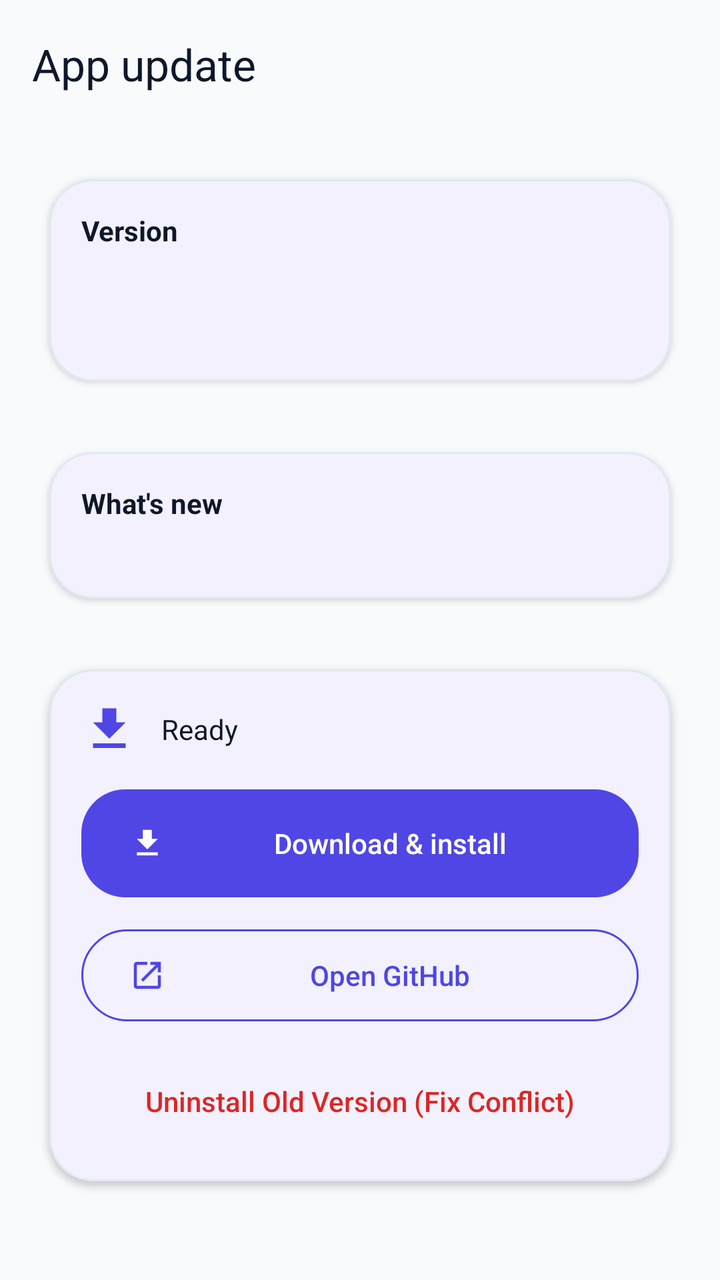
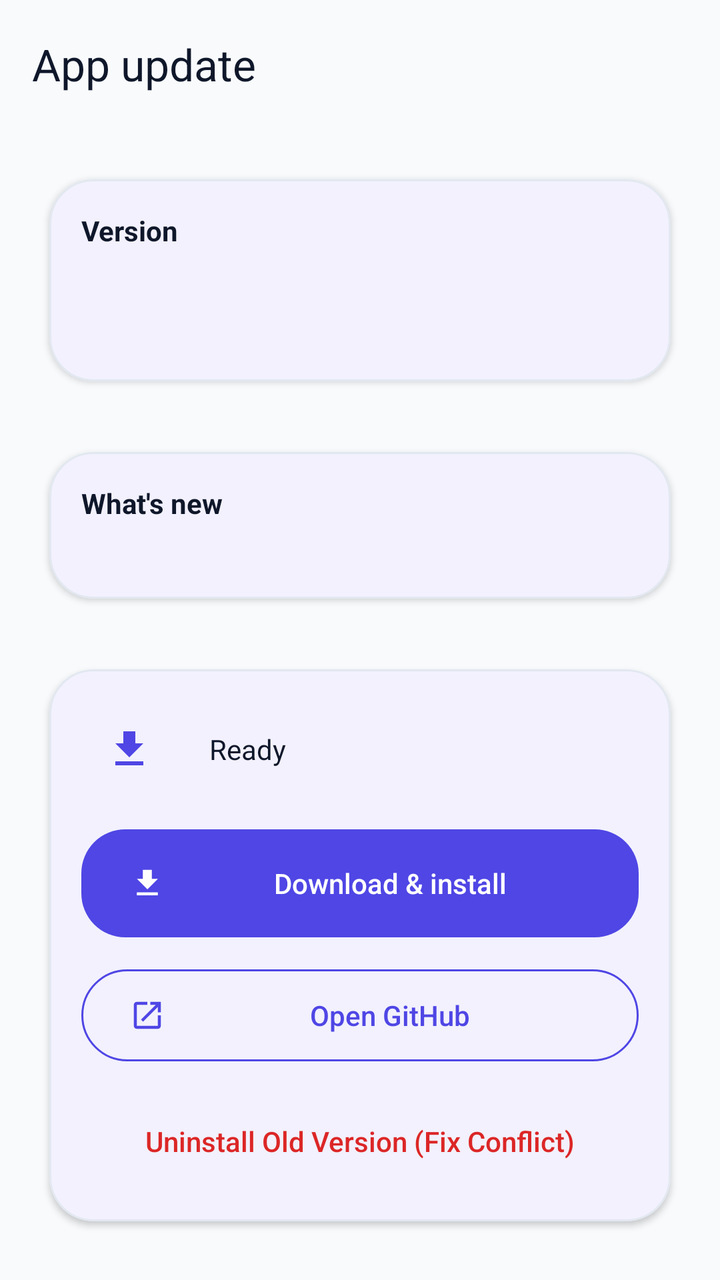

Compare the two renders of this Android layout. The source of the first and the diff that turns it into the second are given below.
<!-- AndroidManifest.xml: application theme Theme.VirtualLabAdmin -->
<!-- res/layout/activity_app_update.xml -->
<?xml version="1.0" encoding="utf-8"?>
<androidx.coordinatorlayout.widget.CoordinatorLayout xmlns:android="http://schemas.android.com/apk/res/android"
    xmlns:app="http://schemas.android.com/apk/res-auto"
    android:id="@+id/root"
    android:layout_width="match_parent"
    android:layout_height="match_parent"
    android:background="@color/bg_dark">

    <com.google.android.material.appbar.AppBarLayout
        android:layout_width="match_parent"
        android:layout_height="wrap_content"
        android:background="@color/bg_dark"
        app:liftOnScroll="true">

        <com.google.android.material.appbar.MaterialToolbar
            android:id="@+id/toolbar"
            android:layout_width="match_parent"
            android:layout_height="wrap_content"
            android:theme="@style/ThemeOverlay.Material3.ActionBar"
            app:title="App update"
            app:titleTextColor="@color/text_primary"
            app:subtitleTextColor="@color/text_muted"
            app:popupTheme="@style/ThemeOverlay.Material3" />

    </com.google.android.material.appbar.AppBarLayout>

    <androidx.core.widget.NestedScrollView
        android:layout_width="match_parent"
        android:layout_height="match_parent"
        android:fillViewport="true"
        android:padding="@dimen/space_md"
        app:layout_behavior="@string/appbar_scrolling_view_behavior">

        <LinearLayout
            android:layout_width="match_parent"
            android:layout_height="wrap_content"
            android:orientation="vertical">

            <com.google.android.material.card.MaterialCardView
                style="@style/Widget.VirtualLab.Card"
                android:layout_width="match_parent"
                android:layout_height="wrap_content">

                <LinearLayout
                    android:layout_width="match_parent"
                    android:layout_height="wrap_content"
                    android:orientation="vertical"
                    android:padding="@dimen/space_md">

                    <TextView
                        android:layout_width="match_parent"
                        android:layout_height="wrap_content"
                        android:text="Version"
                        android:textStyle="bold"
                        android:textColor="@color/text_primary" />

                    <TextView
                        android:id="@+id/currentVersionText"
                        android:layout_width="match_parent"
                        android:layout_height="wrap_content"
                        android:textColor="@color/text_muted"
                        android:layout_marginTop="6dp" />

                    <TextView
                        android:id="@+id/latestVersionText"
                        android:layout_width="match_parent"
                        android:layout_height="wrap_content"
                        android:textColor="@color/text_primary"
                        android:layout_marginTop="6dp" />

                    <TextView
                        android:id="@+id/publishedAtText"
                        android:layout_width="match_parent"
                        android:layout_height="wrap_content"
                        android:textColor="@color/text_muted"
                        android:textSize="12sp"
                        android:layout_marginTop="4dp"
                        android:visibility="gone" />

                </LinearLayout>
            </com.google.android.material.card.MaterialCardView>

            <com.google.android.material.card.MaterialCardView
                style="@style/Widget.VirtualLab.Card"
                android:layout_width="match_parent"
                android:layout_height="wrap_content"
                android:layout_marginTop="@dimen/space_md">

                <LinearLayout
                    android:layout_width="match_parent"
                    android:layout_height="wrap_content"
                    android:orientation="vertical"
                    android:padding="@dimen/space_md">

                    <TextView
                        android:layout_width="match_parent"
                        android:layout_height="wrap_content"
                        android:text="What\'s new"
                        android:textStyle="bold"
                        android:textColor="@color/text_primary" />

                    <TextView
                        android:id="@+id/notesText"
                        android:layout_width="match_parent"
                        android:layout_height="wrap_content"
                        android:textColor="@color/text_muted"
                        android:textSize="12sp"
                        android:layout_marginTop="6dp" />

                </LinearLayout>
            </com.google.android.material.card.MaterialCardView>

            <com.google.android.material.card.MaterialCardView
                style="@style/Widget.VirtualLab.Card"
                android:layout_width="match_parent"
                android:layout_height="wrap_content"
                android:layout_marginTop="@dimen/space_md">

                <LinearLayout
                    android:layout_width="match_parent"
                    android:layout_height="wrap_content"
                    android:orientation="vertical"
                    android:padding="@dimen/space_md">

                    <LinearLayout
                        android:layout_width="match_parent"
                        android:layout_height="wrap_content"
                        android:orientation="horizontal"
                        android:gravity="center_vertical">

                        <ImageView
                            android:id="@+id/animIcon"
                            android:layout_width="28dp"
                            android:layout_height="28dp"
                            android:src="@drawable/ic_download_24"
                            android:tint="@color/brand" />

                        <com.google.android.material.progressindicator.CircularProgressIndicator
                            android:id="@+id/progress"
                            android:layout_width="wrap_content"
                            android:layout_height="wrap_content"
                            android:layout_marginStart="12dp"
                            android:visibility="gone"
                            android:max="100"
                            android:indeterminate="false"
                            app:indicatorDirectionCircular="clockwise"
                            app:indicatorSize="28dp"
                            app:trackThickness="3dp"
                            app:indicatorColor="@color/brand" />

                        <LinearLayout
                            android:layout_width="0dp"
                            android:layout_height="wrap_content"
                            android:layout_marginStart="12dp"
                            android:layout_weight="1"
                            android:orientation="vertical">

                            <TextView
                                android:id="@+id/statusText"
                                android:layout_width="match_parent"
                                android:layout_height="wrap_content"
                                android:textColor="@color/text_primary"
                                android:text="Ready" />

                            <TextView
                                android:id="@+id/progressText"
                                android:layout_width="match_parent"
                                android:layout_height="wrap_content"
                                android:textColor="@color/text_muted"
                                android:textSize="12sp"
                                android:layout_marginTop="2dp"
                                android:visibility="gone"
                                android:text="0%" />

                        </LinearLayout>

                    </LinearLayout>

                    <com.google.android.material.button.MaterialButton
                        android:id="@+id/downloadBtn"
                        android:layout_width="match_parent"
                        android:layout_height="@dimen/btn_h"
                        android:text="Download &amp; install"
                        android:textColor="@android:color/white"
                        app:backgroundTint="@color/brand"
                        app:icon="@drawable/ic_download_24"
                        app:iconTint="@android:color/white"
                        app:iconPadding="@dimen/space_sm"
                        android:layout_marginTop="@dimen/space_md" />

                    <com.google.android.material.button.MaterialButton
                        android:id="@+id/openGithubBtn"
                        style="@style/Widget.Material3.Button.OutlinedButton"
                        android:layout_width="match_parent"
                        android:layout_height="@dimen/btn_h"
                        android:text="Open GitHub"
                        app:icon="@drawable/ic_open_in_new_24"
                        app:iconTint="@color/brand"
                        app:iconPadding="@dimen/space_sm"
                        app:strokeColor="@color/brand"
                        android:layout_marginTop="@dimen/space_sm" />

                    <com.google.android.material.button.MaterialButton
                        android:id="@+id/btnUninstall"
                        style="@style/Widget.Material3.Button.TextButton"
                        android:layout_width="match_parent"
                        android:layout_height="wrap_content"
                        android:text="Uninstall Old Version (Fix Conflict)"
                        android:textColor="@color/danger"
                        android:layout_marginTop="@dimen/space_sm" />

                </LinearLayout>
            </com.google.android.material.card.MaterialCardView>

        </LinearLayout>

    </androidx.core.widget.NestedScrollView>

</androidx.coordinatorlayout.widget.CoordinatorLayout>
<!-- resources referenced by this layout -->
<resources>
  <color name="bg_dark">#F8FAFC</color>
  <color name="brand">#4F46E5</color>
  <color name="danger">#DC2626</color>
  <color name="text_muted">#475569</color>
  <color name="text_primary">#0F172A</color>
  <dimen name="btn_h">54dp</dimen>
  <dimen name="space_md">16dp</dimen>
  <dimen name="space_sm">12dp</dimen>
  <!-- drawable ic_download_24 (drawable) -->
  ﻿<vector xmlns:android="http://schemas.android.com/apk/res/android"
      android:width="24dp"
      android:height="24dp"
      android:viewportWidth="24"
      android:viewportHeight="24">
    <path
        android:fillColor="#FFFFFFFF"
        android:pathData="M5,20h14v-2H5v2zM19,9h-4V3H9v6H5l7,7 7,-7z"/>
  </vector>
  <!-- drawable ic_open_in_new_24 (drawable) -->
  ﻿<vector xmlns:android="http://schemas.android.com/apk/res/android"
      android:width="24dp"
      android:height="24dp"
      android:viewportWidth="24"
      android:viewportHeight="24">
    <path
        android:fillColor="#FFFFFFFF"
        android:pathData="M19,19H5V5h7V3H5c-1.1,0 -2,0.9 -2,2v14c0,1.1 0.9,2 2,2h14c1.1,0 2,-0.9 2,-2v-7h-2v7zM14,3v2h3.59L7.76,14.83l1.41,1.41L19,6.41V10h2V3h-7z"/>
  </vector>
  <style name="Widget.VirtualLab.Card" parent="Widget.Material3.CardView.Outlined">
          <item name="cardBackgroundColor">@color/bg_surface</item>
          <item name="strokeColor">@color/stroke</item>
          <item name="strokeWidth">1dp</item>
          <item name="cardCornerRadius">@dimen/radius_lg</item>
          <item name="cardElevation">2dp</item>
          <item name="cardUseCompatPadding">true</item>
      </style>
  <color name="bg_surface">#FFFFFF</color>
  <color name="stroke">#E2E8F0</color>
  <dimen name="radius_lg">22dp</dimen>
  <style name="Widget.VirtualLab.Button" parent="Widget.Material3.Button">
          <item name="android:textAllCaps">false</item>
          <item name="android:insetLeft">0dp</item>
          <item name="android:insetRight">0dp</item>
          <item name="android:insetTop">0dp</item>
          <item name="android:insetBottom">0dp</item>
          <item name="android:minHeight">@dimen/btn_h</item>
          <item name="cornerRadius">@dimen/radius_lg</item>
          <item name="android:letterSpacing">0</item>
          <item name="elevation">0dp</item>
      </style>
  <style name="Widget.VirtualLab.TextInputLayout.Outlined" parent="Widget.Material3.TextInputLayout.OutlinedBox">
          <item name="boxStrokeColor">@color/stroke</item>
          <item name="hintTextColor">@color/text_muted</item>
          <item name="boxStrokeWidth">1dp</item>
          <item name="boxStrokeWidthFocused">2dp</item>
          <item name="boxCornerRadiusTopStart">@dimen/radius_lg</item>
          <item name="boxCornerRadiusTopEnd">@dimen/radius_lg</item>
          <item name="boxCornerRadiusBottomStart">@dimen/radius_lg</item>
          <item name="boxCornerRadiusBottomEnd">@dimen/radius_lg</item>
          <item name="boxBackgroundColor">@android:color/white</item>
      </style>
  <!-- unchanged entries left out for length: 1 -->
</resources>

<!-- the commit's change to res/layout/activity_app_update.xml (unified diff, before → after) -->
@@ -128,30 +128,36 @@
                         android:orientation="horizontal"
                         android:gravity="center_vertical">
 
-                        <ImageView
-                            android:id="@+id/animIcon"
-                            android:layout_width="28dp"
-                            android:layout_height="28dp"
-                            android:src="@drawable/ic_download_24"
-                            android:tint="@color/brand" />
-
-                        <com.google.android.material.progressindicator.CircularProgressIndicator
-                            android:id="@+id/progress"
-                            android:layout_width="wrap_content"
-                            android:layout_height="wrap_content"
-                            android:layout_marginStart="12dp"
-                            android:visibility="gone"
-                            android:max="100"
-                            android:indeterminate="false"
-                            app:indicatorDirectionCircular="clockwise"
-                            app:indicatorSize="28dp"
-                            app:trackThickness="3dp"
-                            app:indicatorColor="@color/brand" />
+                        <FrameLayout
+                            android:layout_width="48dp"
+                            android:layout_height="48dp">
+
+                            <com.google.android.material.progressindicator.CircularProgressIndicator
+                                android:id="@+id/progress"
+                                android:layout_width="wrap_content"
+                                android:layout_height="wrap_content"
+                                android:layout_gravity="center"
+                                android:visibility="gone"
+                                android:max="100"
+                                android:indeterminate="false"
+                                app:indicatorDirectionCircular="clockwise"
+                                app:indicatorSize="44dp"
+                                app:trackThickness="3dp"
+                                app:indicatorColor="@color/brand" />
+
+                            <ImageView
+                                android:id="@+id/animIcon"
+                                android:layout_width="24dp"
+                                android:layout_height="24dp"
+                                android:layout_gravity="center"
+                                android:src="@drawable/ic_download_24"
+                                app:tint="@color/brand" />
+                        </FrameLayout>
 
                         <LinearLayout
                             android:layout_width="0dp"
                             android:layout_height="wrap_content"
-                            android:layout_marginStart="12dp"
+                            android:layout_marginStart="16dp"
                             android:layout_weight="1"
                             android:orientation="vertical">
 
@@ -189,6 +195,17 @@
                         android:layout_marginTop="@dimen/space_md" />
 
                     <com.google.android.material.button.MaterialButton
+                        android:id="@+id/cancelDownloadBtn"
+                        style="@style/Widget.Material3.Button.OutlinedButton"
+                        android:layout_width="match_parent"
+                        android:layout_height="@dimen/btn_h"
+                        android:text="Cancel download"
+                        android:textColor="@color/danger"
+                        app:strokeColor="@color/danger"
+                        android:visibility="gone"
+                        android:layout_marginTop="@dimen/space_md" />
+
+                    <com.google.android.material.button.MaterialButton
                         android:id="@+id/openGithubBtn"
                         style="@style/Widget.Material3.Button.OutlinedButton"
                         android:layout_width="match_parent"
